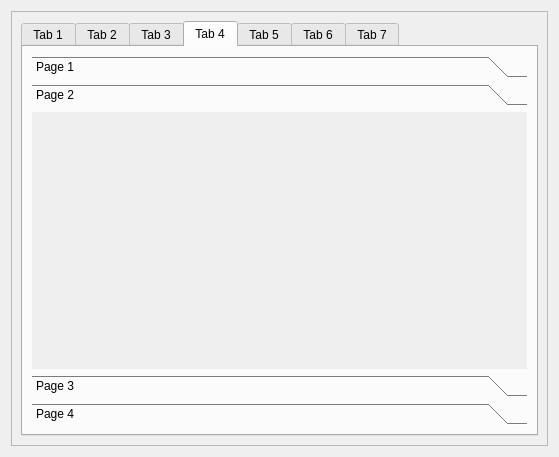
Qt form Qt/my_programm/_For_tests/src/for_tests_mainbox/src/ui/for_tests_mainbox.ui (RinatB2017/mega_GIT) before a commit.
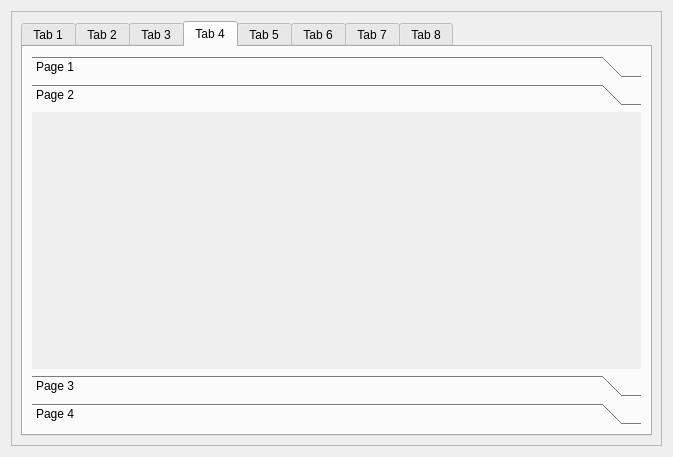
The same form after that commit. The open tabs and pages were chosen to show the change. Icons and pictures are not drawn. Custom widgets are drawn as their Qt base class.

```diff
--- a/Qt/my_programm/_For_tests/src/for_tests_mainbox/src/ui/for_tests_mainbox.ui
+++ b/Qt/my_programm/_For_tests/src/for_tests_mainbox/src/ui/for_tests_mainbox.ui
@@ -6,7 +6,7 @@
    <rect>
     <x>0</x>
     <y>0</y>
-    <width>559</width>
+    <width>673</width>
     <height>457</height>
    </rect>
   </property>
@@ -319,8 +319,8 @@
               <rect>
                <x>0</x>
                <y>0</y>
-               <width>96</width>
-               <height>26</height>
+               <width>100</width>
+               <height>30</height>
               </rect>
              </property>
              <attribute name="icon">
@@ -411,6 +411,20 @@
           </item>
          </layout>
         </widget>
+        <widget class="QWidget" name="tab_8">
+         <attribute name="icon">
+          <iconset resource="../../../../../../lib2/icons/digits/digits.qrc">
+           <normaloff>:/red/8.png</normaloff>:/red/8.png</iconset>
+         </attribute>
+         <attribute name="title">
+          <string>Tab 8</string>
+         </attribute>
+         <layout class="QVBoxLayout" name="verticalLayout_10">
+          <item>
+           <widget class="QTextBrowser" name="textBrowser"/>
+          </item>
+         </layout>
+        </widget>
        </widget>
       </item>
      </layout>
```
Left out of the diff: 12 changed lines with no effect on the pictures.
